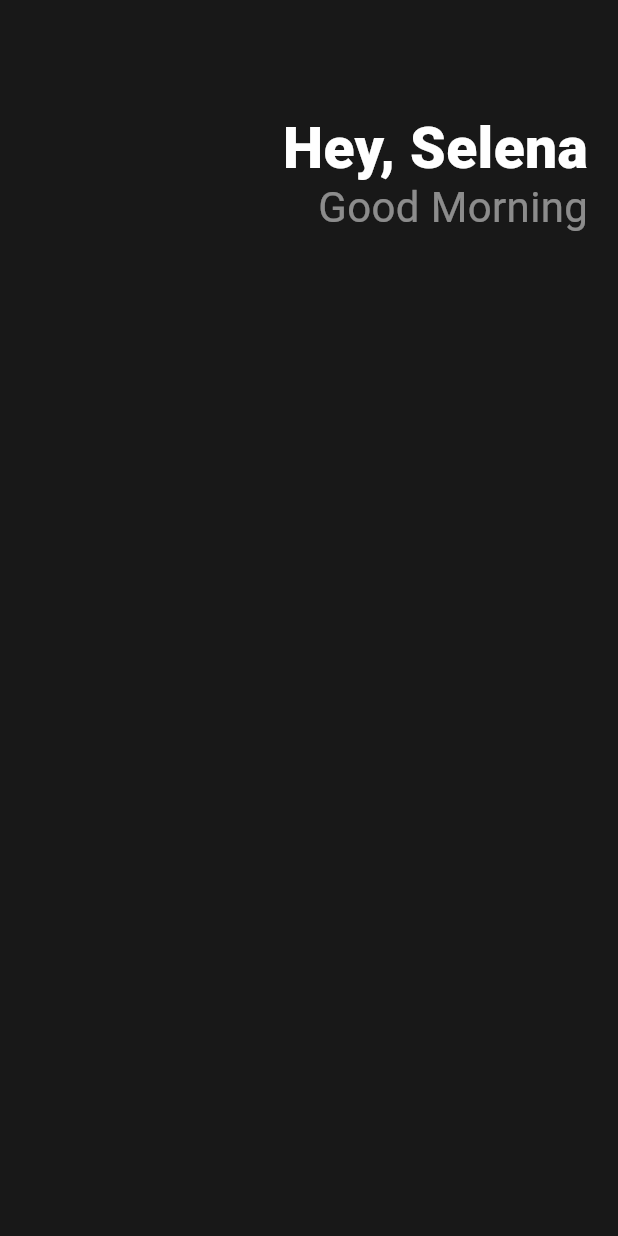
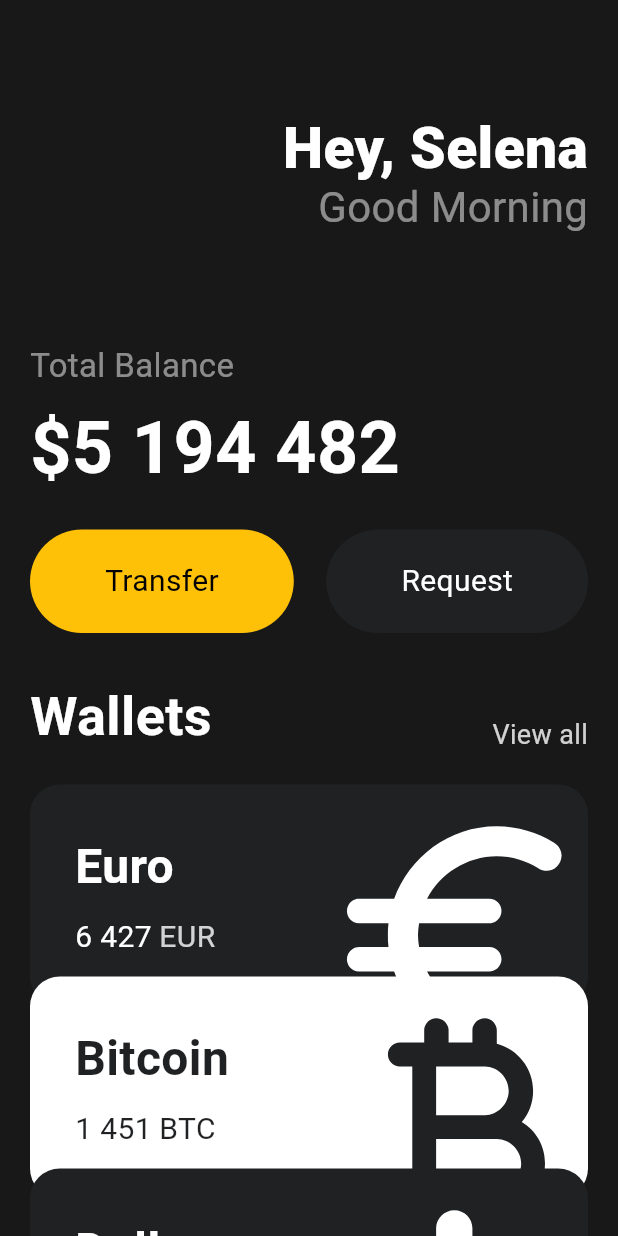
Before and after one commit to shleecloud/hello-flutter, a Flutter app: the screen it shows after launch, on a phone screen of 412 x 824 dp. Run offline on Flutter 3.47's test engine with Material 3 defaults, Android fonts, the phone set to English and light mode, and no system bars.

Commit message:
feature: complete Hello Selena

```diff
--- a/toonflix/lib/main.dart
+++ b/toonflix/lib/main.dart
@@ -1,18 +1,25 @@
 import 'package:flutter/material.dart';
+import 'package:flutter/widgets.dart';
+import 'package:toonflix/widgets/button.dart';
+import 'package:toonflix/widgets/currency_card.dart';
 
 void main() {
-  runApp(App());
+  runApp(const App());
 }
 
 class App extends StatelessWidget {
+  const App({super.key});
+
   @override
   Widget build(BuildContext context) {
     return MaterialApp(
       home: Scaffold(
           backgroundColor: const Color(0xFF181818),
-          body: Padding(
+          body: SingleChildScrollView(
+            child: Padding(
               padding: const EdgeInsets.symmetric(horizontal: 20),
               child: Column(
+                crossAxisAlignment: CrossAxisAlignment.start,
                 children: [
                   const SizedBox(
                     height: 80,
@@ -43,7 +50,98 @@ class App extends StatelessWidget {
                       )
                     ],
                   ),
+                  const SizedBox(
+                    height: 70,
+                  ),
+                  Text(
+                    'Total Balance',
+                    style: TextStyle(
+                      color: Colors.white.withOpacity(0.5),
+                      fontSize: 22,
+                    ),
+                  ),
+                  const SizedBox(
+                    height: 5,
+                  ),
+                  const Text(
+                    '\$5 194 482',
+                    style: TextStyle(
+                      color: Colors.white,
+                      fontWeight: FontWeight.w600,
+                      fontSize: 48,
+                    ),
+                  ),
+                  const SizedBox(
+                    height: 20,
+                  ),
+                  const Row(
+                    mainAxisAlignment: MainAxisAlignment.spaceBetween,
+                    children: [
+                      Button(
+                          text: 'Transfer',
+                          bgColor: Colors.amber,
+                          textColor: Colors.black),
+                      Button(
+                        text: 'Request',
+                        bgColor: Color(0xFF1F2123),
+                        textColor: Colors.white,
+                      ),
                     ],
+                  ),
+                  const Row(children: [
+                    SizedBox(
+                      height: 30,
+                    ),
+                  ]),
+                  Row(
+                    mainAxisAlignment: MainAxisAlignment.spaceBetween,
+                    crossAxisAlignment: CrossAxisAlignment.end,
+                    children: [
+                      const Text('Wallets',
+                          style: TextStyle(
+                            color: Colors.white,
+                            fontSize: 36,
+                            fontWeight: FontWeight.w600,
+                          )),
+                      Text('View all',
+                          style: TextStyle(
+                            color: Colors.white.withOpacity(0.8),
+                            fontSize: 18,
+                          )),
+                    ],
+                  ),
+                  const SizedBox(
+                    height: 20,
+                  ),
+                  const CurrencyCard(
+                    name: 'Euro',
+                    code: 'EUR',
+                    amount: '6 427',
+                    icon: Icons.euro_rounded,
+                    isInverted: false,
+                  ),
+                  Transform.translate(
+                    offset: const Offset(0, -20),
+                    child: const CurrencyCard(
+                      name: 'Bitcoin',
+                      code: 'BTC',
+                      amount: '1 451',
+                      icon: Icons.currency_bitcoin_rounded,
+                      isInverted: true,
+                    ),
+                  ),
+                  Transform.translate(
+                    offset: const Offset(0, -40),
+                    child: const CurrencyCard(
+                      name: 'Dollar',
+                      code: 'USD',
+                      amount: '6 427',
+                      icon: Icons.attach_money_rounded,
+                      isInverted: false,
+                    ),
+                  ),
+                ],
+              ),
             ),
           )),
     );
--- /dev/null
+++ b/toonflix/lib/widgets/button.dart
@@ -0,0 +1,37 @@
+import 'package:flutter/material.dart';
+
+class Button extends StatelessWidget {
+  final String text;
+  final Color bgColor;
+  final Color textColor;
+
+  const Button({
+    super.key,
+    required this.text,
+    required this.bgColor,
+    required this.textColor,
+  });
+
+  @override
+  Widget build(BuildContext context) {
+    return Container(
+      decoration: BoxDecoration(
+        color: bgColor,
+        borderRadius: BorderRadius.circular(45),
+      ),
+      child: Padding(
+        padding: const EdgeInsets.symmetric(
+          vertical: 20,
+          horizontal: 50,
+        ),
+        child: Text(
+          text,
+          style: TextStyle(
+            color: textColor,
+            fontSize: 20,
+          ),
+        ),
+      ),
+    );
+  }
+}
--- /dev/null
+++ b/toonflix/lib/widgets/currency_card.dart
@@ -0,0 +1,83 @@
+import 'package:flutter/material.dart';
+
+class CurrencyCard extends StatelessWidget {
+  final String name, code, amount;
+  final IconData icon;
+  final bool isInverted;
+
+  final _blackColor = const Color(0xFF1F2123);
+
+  const CurrencyCard({
+    super.key,
+    required this.name,
+    required this.code,
+    required this.amount,
+    required this.icon,
+    required this.isInverted,
+  });
+
+  @override
+  Widget build(BuildContext context) {
+    return Container(
+      clipBehavior: Clip.hardEdge,
+      decoration: BoxDecoration(
+        color: isInverted ? Colors.white : _blackColor,
+        borderRadius: BorderRadius.circular(20),
+      ),
+      child: Padding(
+        padding: const EdgeInsets.all(30),
+        child: Row(
+          mainAxisAlignment: MainAxisAlignment.spaceBetween,
+          children: [
+            Column(
+              crossAxisAlignment: CrossAxisAlignment.start,
+              children: [
+                Text(
+                  name,
+                  style: TextStyle(
+                    color: isInverted ? _blackColor : Colors.white,
+                    fontSize: 32,
+                    fontWeight: FontWeight.w600,
+                  ),
+                ),
+                const SizedBox(height: 10),
+                Row(
+                  children: [
+                    Text(
+                      amount,
+                      style: TextStyle(
+                        color: isInverted ? _blackColor : Colors.white,
+                        fontSize: 20,
+                      ),
+                    ),
+                    const SizedBox(width: 5),
+                    Text(
+                      code,
+                      style: TextStyle(
+                        color: isInverted
+                            ? _blackColor
+                            : Colors.white.withOpacity(0.8),
+                        fontSize: 20,
+                      ),
+                    ),
+                  ],
+                )
+              ],
+            ),
+            Transform.scale(
+              scale: 2.2,
+              child: Transform.translate(
+                offset: const Offset(-5, 12),
+                child: Icon(
+                  icon,
+                  color: isInverted ? _blackColor : Colors.white,
+                  size: 88,
+                ),
+              ),
+            ),
+          ],
+        ),
+      ),
+    );
+  }
+}
```
Lines whose indentation alone changed are shown as unchanged.
